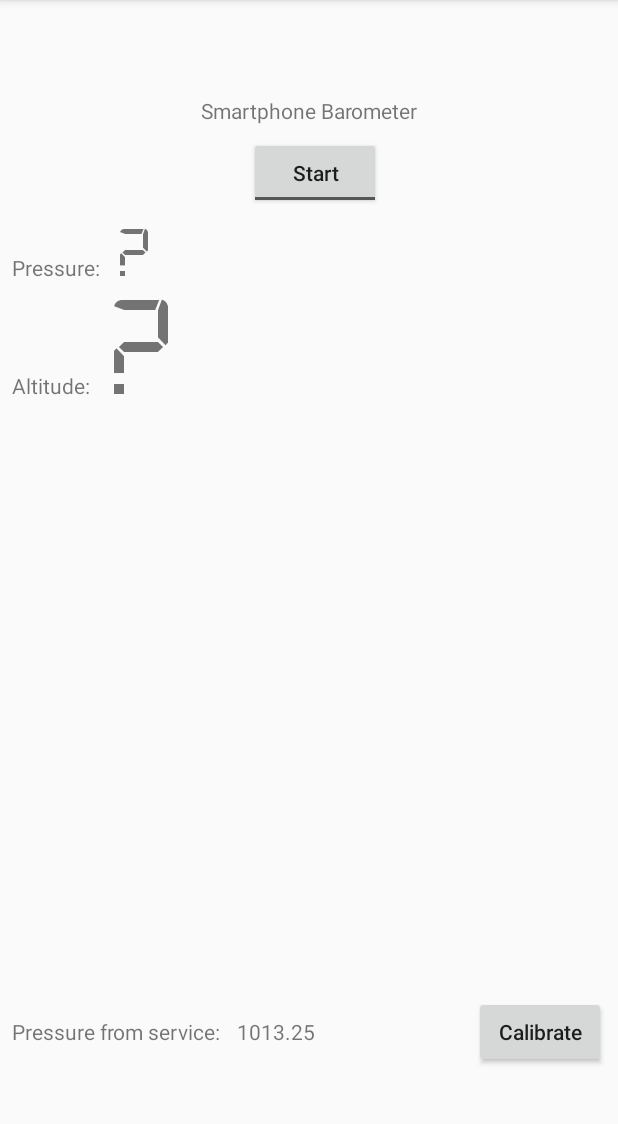
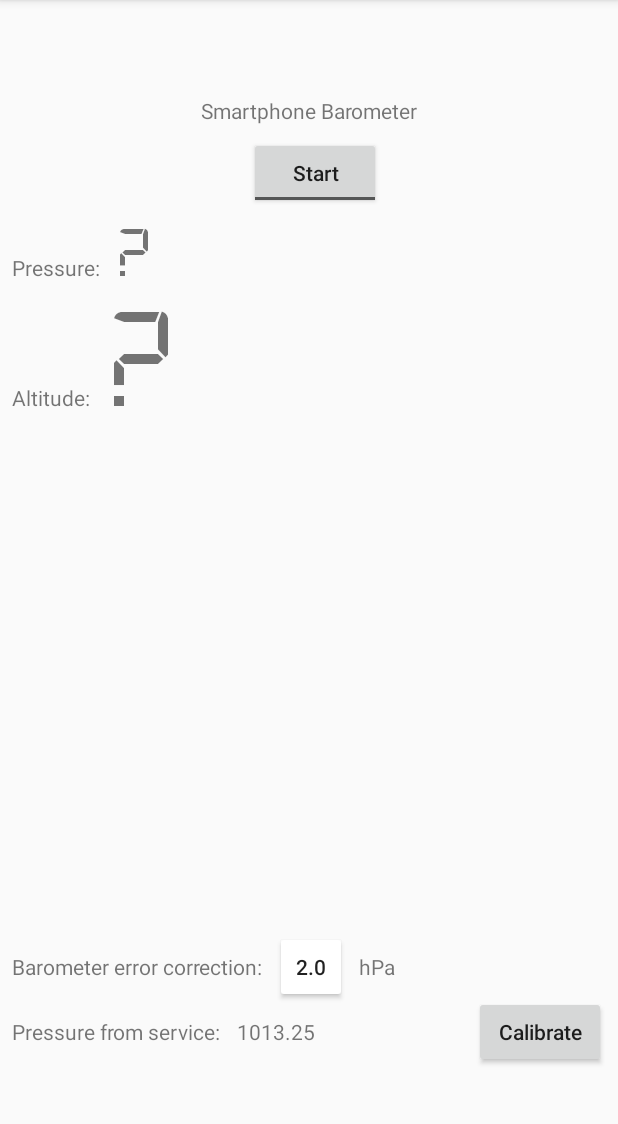
Before and after one commit to joansansam/PressureAltimeter, an Android app: the screen it shows after launch (MainActivity), on a phone screen of 412 x 824 dp, the part 84-1208 px from its top. Run offline under Robolectric (Android 15) with nearby library versions, the phone set to English and light mode, and no system bars.

Commit message:
Added pressure correction selector for variable barometer error

```diff
--- a/app/src/main/java/melsion/sansa/joan/pressurealtimeter/PressureSensorClass.java
+++ b/app/src/main/java/melsion/sansa/joan/pressurealtimeter/PressureSensorClass.java
@@ -52,7 +52,8 @@ public class PressureSensorClass {
 
             //Check sensor type.
             if (event.sensor.getType() == Sensor.TYPE_PRESSURE) {
-                pressureValue = (double) event.values[0];
+                double offset = Double.valueOf(SharedPreferencesUtils.getString(activity.getApplicationContext(), Constants.SELECTED_OFFSET, String.valueOf(Constants.PRESSURE_OFFSET_DEFAULT)));
+                pressureValue = (double) event.values[0] + offset;
 
                 //Averaging and sending to UI and file
                 averaging(pressureValue);
--- a/app/src/main/java/melsion/sansa/joan/pressurealtimeter/PressureToAltitudeClass.java
+++ b/app/src/main/java/melsion/sansa/joan/pressurealtimeter/PressureToAltitudeClass.java
@@ -1,11 +1,8 @@
 package melsion.sansa.joan.pressurealtimeter;
 
 import android.content.Context;
-import android.hardware.SensorManager;
 
-import static java.lang.Math.exp;
 import static java.lang.Math.log;
-import static java.lang.Math.pow;
 
 /**
  * Created by joan.sansa.melsion on 14/05/2018.
@@ -22,8 +19,6 @@ public class PressureToAltitudeClass {
         double P0 = Double.valueOf(SharedPreferencesUtils.getString(context,Constants.CALIBRATION_PRESSURE, String.valueOf(Constants.STANDARD_PRESSURE)));
         double T = Constants.STANDARD_TEMPERATURE;
 
-        P=P+Constants.PRESSURE_OFFSET;
-
         double h;
         double Tk = T + 273.15;
 
--- a/app/src/main/res/layout/activity_main.xml
+++ b/app/src/main/res/layout/activity_main.xml
@@ -94,6 +94,7 @@
         android:layout_width="wrap_content"
         android:layout_height="wrap_content"
         android:layout_marginStart="8dp"
+        android:layout_marginTop="8dp"
         android:text="\?"
         android:textSize="96sp"
         app:layout_constraintStart_toEndOf="@+id/altitude_title_tv"
@@ -129,5 +130,36 @@
         app:layout_constraintEnd_toEndOf="parent"
         app:layout_constraintStart_toStartOf="parent" />
 
+    <TextView
+        android:id="@+id/correction_title"
+        android:layout_width="wrap_content"
+        android:layout_height="wrap_content"
+        android:layout_marginBottom="24dp"
+        android:layout_marginStart="8dp"
+        android:text="Barometer error correction:"
+        app:layout_constraintBottom_toTopOf="@+id/service_response_title"
+        app:layout_constraintStart_toStartOf="parent" />
+
+    <Button
+        android:id="@+id/correction_value"
+        style="@android:style/Widget.Material.Light.Button.Small"
+        android:layout_width="wrap_content"
+        android:layout_height="wrap_content"
+        android:layout_marginStart="8dp"
+        android:backgroundTint="@android:color/white"
+        android:text="\?"
+        android:textAllCaps="false"
+        app:layout_constraintBaseline_toBaselineOf="@+id/correction_title"
+        app:layout_constraintStart_toEndOf="@+id/correction_title" />
+
+    <TextView
+        android:id="@+id/hpa_tv"
+        android:layout_width="wrap_content"
+        android:layout_height="wrap_content"
+        android:layout_marginStart="8dp"
+        android:text="hPa"
+        app:layout_constraintBaseline_toBaselineOf="@+id/correction_value"
+        app:layout_constraintStart_toEndOf="@+id/correction_value" />
+
 
 </android.support.constraint.ConstraintLayout>
```
Also changed, not shown: app/src/main/java/melsion/sansa/joan/pressurealtimeter/Constants.java (+4 -3 lines), app/src/main/java/melsion/sansa/joan/pressurealtimeter/MainActivity.java (+56 -1 lines).
